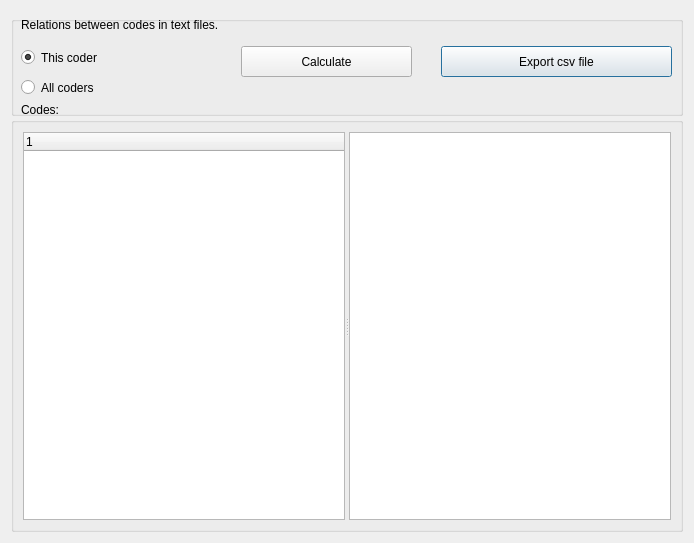
Old version of the form GUI_UIs/ui_dialog_code_crossovers.ui in the repository ccbogel/QualCoder.
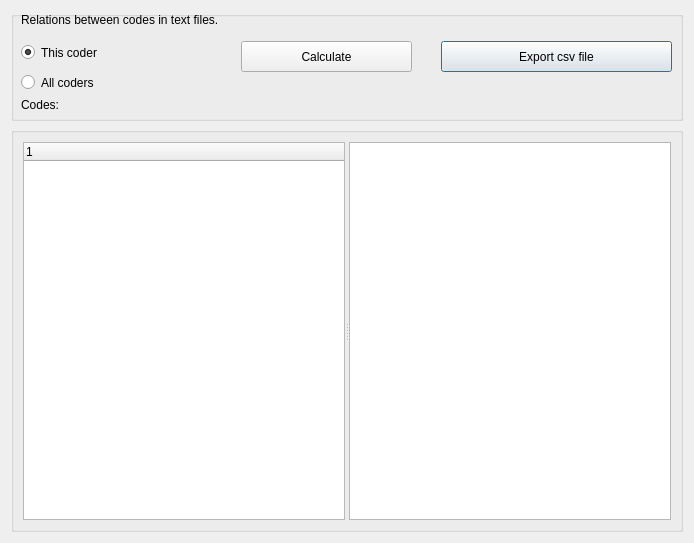
New version of the form.

Patch:
```diff
--- a/GUI_UIs/ui_dialog_code_crossovers.ui
+++ b/GUI_UIs/ui_dialog_code_crossovers.ui
@@ -22,13 +22,13 @@
      <property name="minimumSize">
       <size>
        <width>0</width>
-       <height>100</height>
+       <height>110</height>
       </size>
      </property>
      <property name="maximumSize">
       <size>
        <width>16777215</width>
-       <height>90</height>
+       <height>110</height>
       </size>
      </property>
      <property name="title">
```
